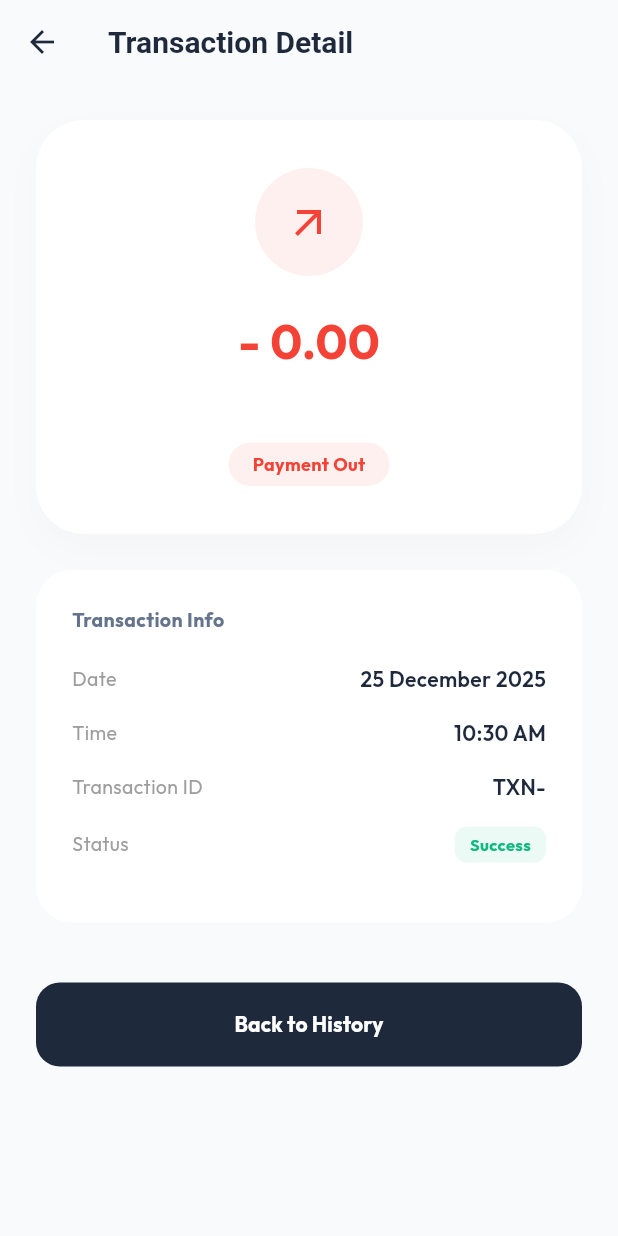
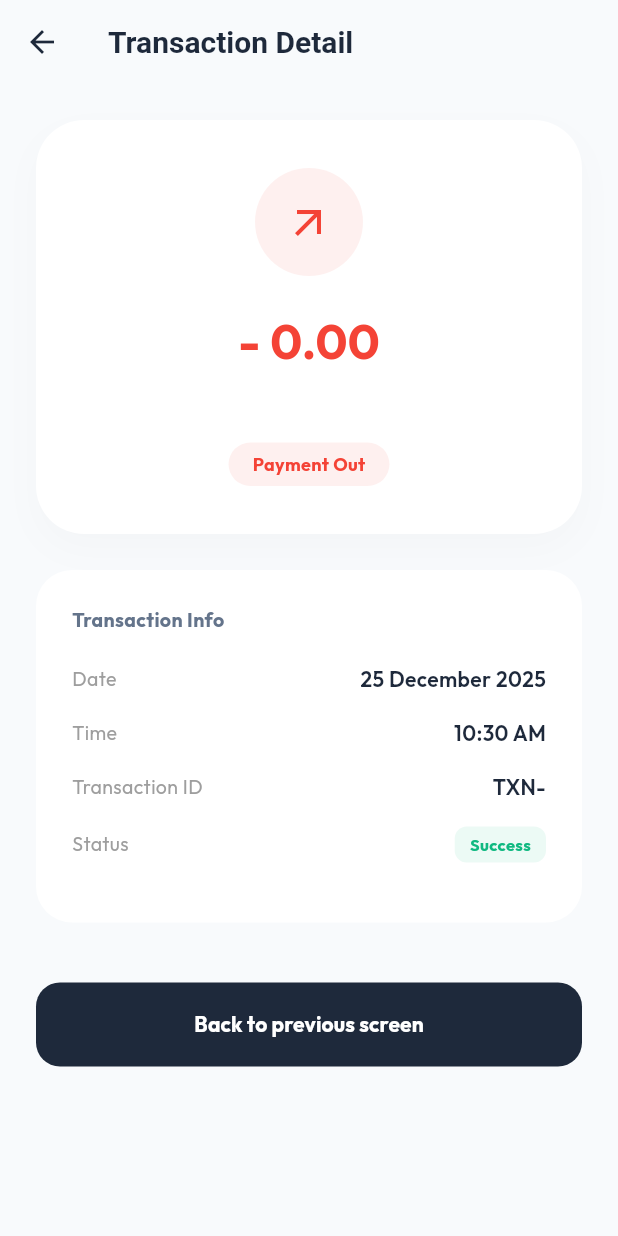
Before and after one commit to KaptenDia/smart_service_wallet, a Flutter app: the TransactionDetailPage screen opened directly with empty values, on a phone screen of 412 x 824 dp. Run offline on Flutter 3.47's test engine with Material 3 defaults, Android fonts, the phone set to English and light mode, and no system bars; our stand-ins replace equatable, flutter_bloc, get_it, google_fonts, shared_preferences; accounts and stored records are empty; network calls fail.

Commit message:
fix: text on button detail page

```diff
--- a/lib/features/wallet/presentation/pages/transaction_detail_page.dart
+++ b/lib/features/wallet/presentation/pages/transaction_detail_page.dart
@@ -138,7 +138,7 @@ class TransactionDetailPage extends StatelessWidget {
                   ),
                 ),
                 child: const Text(
-                  'Back to History',
+                  'Back to previous screen',
                   style: TextStyle(fontWeight: FontWeight.bold),
                 ),
               ),
```
